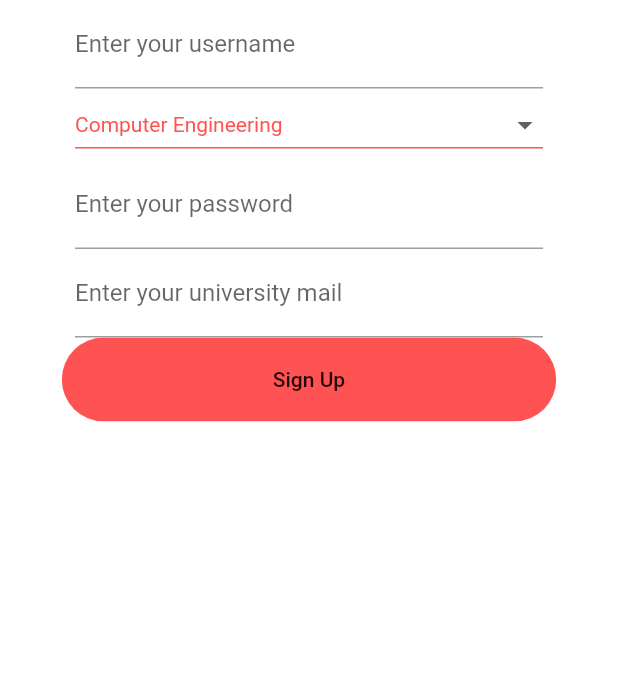
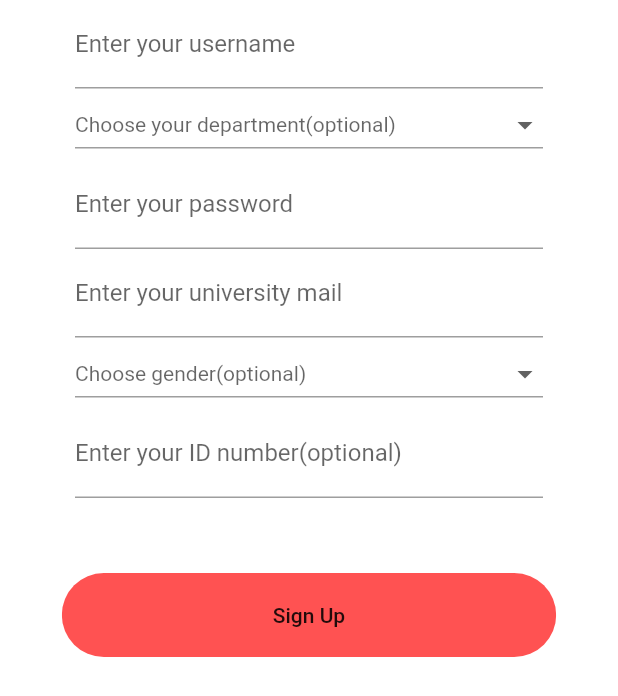
Before and after one commit to serkutyuksel/kafesapp, a Flutter app: the SignUpPage screen opened by its route, on a phone screen of 412 x 824 dp. Shown: the top 696 px of the screen. Run offline on Flutter 3.47's test engine with Material 2 defaults, Android fonts, the phone set to English and light mode, and no system bars; our stand-ins replace cloud_firestore, firebase_auth, firebase_core; accounts and stored records are empty.

Commit message:
Scroll view added, new fields added: gender,id. Department is optional now

```diff
--- a/kafes_app/lib/Screens/login_page.dart
+++ b/kafes_app/lib/Screens/login_page.dart
@@ -1,7 +1,6 @@
 import 'package:firebase_auth/firebase_auth.dart';
 import 'package:flutter/material.dart';
 import 'package:kafes_app/Components/button_landing.dart';
-import 'package:kafes_app/Screens/profile_page.dart' ;
 import 'package:kafes_app/Screens/home_page.dart';
 
 class LoginPage extends StatefulWidget {
@@ -41,6 +40,7 @@ class LoginPageState extends State<LoginPage> {
         backgroundColor: Colors.white,
         body: Form(
           key: _formKey,
+          child: SingleChildScrollView(
             child: Column(
               children: [
                 Container(
@@ -82,6 +82,9 @@ class LoginPageState extends State<LoginPage> {
                     obscureText: true,
                   ),
                 ),
+                SizedBox(
+                  height: 50,
+                ),
                 ButtonLanding(
                     buttonLabel: 'Login',
                     onPress: () {
@@ -90,6 +93,7 @@ class LoginPageState extends State<LoginPage> {
                 ),
               ],
             ),
+          ),
         )
     );
   }
--- a/kafes_app/lib/Screens/signup_page.dart
+++ b/kafes_app/lib/Screens/signup_page.dart
@@ -17,7 +17,9 @@ class SignUpPageState extends State<SignUpPage> {
   var _mail = '';
   var _username = '';
   var _password = '';
-  var _department = 'Computer Engineering';
+  String _department;
+  String _gender;
+  var _number;
   UserCredential result;
 
   void _submit() async {
@@ -33,6 +35,8 @@ class SignUpPageState extends State<SignUpPage> {
           'username': _username,
           'email': _mail,
           'department': _department,
+          'gender': _gender,
+          'id': _number,
         });
         Navigator.pushReplacement(context,
             MaterialPageRoute(
@@ -52,6 +56,7 @@ class SignUpPageState extends State<SignUpPage> {
       backgroundColor: Colors.white,
       body: Form(
         key: _formKey,
+        child: SingleChildScrollView(
           child: Column(
             mainAxisSize: MainAxisSize.min,
             children: [
@@ -77,13 +82,14 @@ class SignUpPageState extends State<SignUpPage> {
               Container (
                 margin: EdgeInsets.symmetric(horizontal: 50.0),
                 child: DropdownButton<String>(
+                  hint: Text("Choose your department(optional)"),
                   isExpanded: true,
                   value: _department,
                   elevation: 8,
                   style: TextStyle(color: Colors.redAccent),
                   underline: Container(
                     height: 1,
-                  color: Colors.redAccent,
+                    color: Colors.grey,
                   ),
                   onChanged: (String newValue){
                     setState(() {
@@ -147,6 +153,47 @@ class SignUpPageState extends State<SignUpPage> {
                   },
                 ),
               ),
+              Container(
+                margin: EdgeInsets.symmetric(horizontal: 50.0),
+                child: DropdownButton<String>(
+                    hint: Text("Choose gender(optional)"),
+                    isExpanded: true,
+                    value: _gender,
+                    elevation: 8,
+                    style: TextStyle(color: Colors.redAccent),
+                    underline: Container(
+                      height: 1,
+                      color: Colors.grey,
+                    ),
+                    onChanged: (String newValue){
+                      setState(() {
+                        _gender = newValue;
+                      });
+                    },
+                    items: ["Male", "Female"]
+                        .map<DropdownMenuItem<String>>((String value) {
+                      return DropdownMenuItem<String>(
+                        value: value,
+                        child: Text(value),
+                      );
+                    }).toList()
+                ),
+              ),
+              Container(
+                margin: EdgeInsets.symmetric(horizontal: 50.0),
+                child: TextFormField(
+                  style: TextStyle(color: Colors.red),
+                  decoration: InputDecoration(
+                      labelText: 'Enter your ID number(optional)'
+                  ),
+                  onSaved: (value) {
+                    _number = value;
+                  },
+                )
+              ),
+              SizedBox(
+                height: 50,
+              ),
               ButtonLanding(
                 buttonLabel: 'Sign Up',
                   onPress: () {
@@ -156,6 +203,7 @@ class SignUpPageState extends State<SignUpPage> {
             ],
           ),
         ),
+      ),
     );
   }
 }
```
Also changed, not shown: kafes_app/pubspec.lock. Lines whose indentation alone changed are shown as unchanged.
